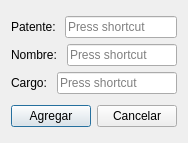
Old version of the form registro_win.ui in the repository grudloff/POO-Proyecto.
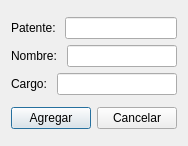
New version of the form.

```diff
--- a/registro_win.ui
+++ b/registro_win.ui
@@ -6,8 +6,8 @@
    <rect>
     <x>0</x>
     <y>0</y>
-    <width>181</width>
-    <height>143</height>
+    <width>186</width>
+    <height>146</height>
    </rect>
   </property>
   <property name="windowTitle">
@@ -26,7 +26,7 @@
         </widget>
        </item>
        <item>
-        <widget class="QKeySequenceEdit" name="input_patente"/>
+        <widget class="QLineEdit" name="input_patente"/>
        </item>
       </layout>
      </item>
@@ -40,7 +40,7 @@
         </widget>
        </item>
        <item>
-        <widget class="QKeySequenceEdit" name="input_nombre"/>
+        <widget class="QLineEdit" name="input_nombre"/>
        </item>
       </layout>
      </item>
@@ -54,7 +54,7 @@
         </widget>
        </item>
        <item>
-        <widget class="QKeySequenceEdit" name="input_cargo"/>
+        <widget class="QLineEdit" name="input_cargo"/>
        </item>
       </layout>
      </item>
```
